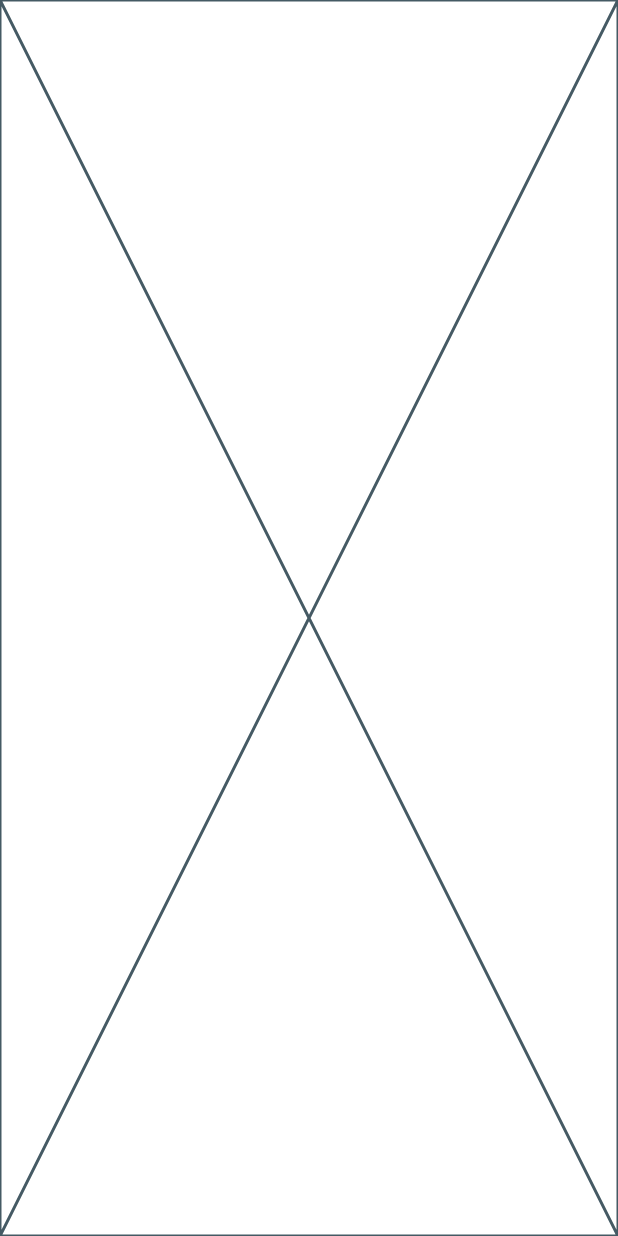
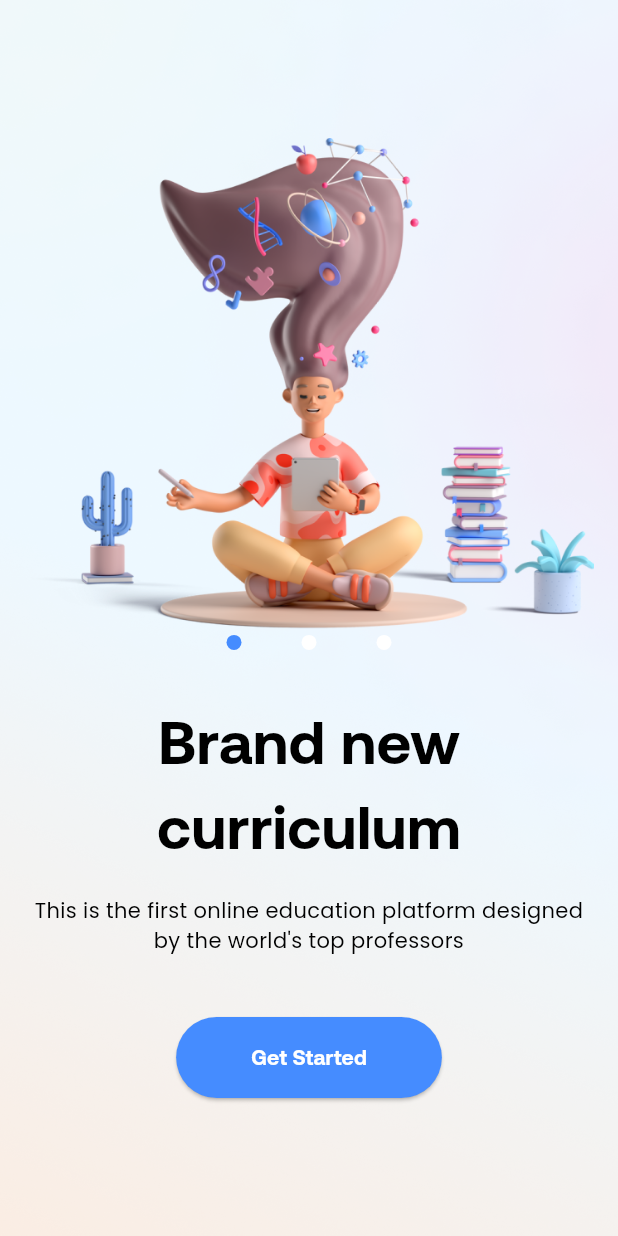
Before and after one commit to jhonessds/education_app, a Flutter app: the screen it shows after launch, on a phone screen of 412 x 824 dp. Run offline on Flutter 3.47's test engine with Material 3 defaults, Android fonts, the phone set to English and light mode, and no system bars; drawn by our look-alikes of smooth_page_indicator; our stand-ins replace bloc, dartz, equatable, flutter_bloc, get_it, lottie and 1 more; project files that could hold a hidden picture were left out.

Commit message:
onboarding ui

```diff
--- /dev/null
+++ b/lib/core/common/widgets/gradient_background.dart
@@ -0,0 +1,26 @@
+import 'package:flutter/material.dart';
+
+class GradientBackground extends StatelessWidget {
+  const GradientBackground({
+    super.key,
+    required this.image,
+    required this.child,
+  });
+
+  final String image;
+  final Widget child;
+
+  @override
+  Widget build(BuildContext context) {
+    return Container(
+      constraints: const BoxConstraints.expand(),
+      decoration: BoxDecoration(
+        image: DecorationImage(
+          image: AssetImage(image),
+          fit: BoxFit.cover,
+        ),
+      ),
+      child: SafeArea(child: child),
+    );
+  }
+}
--- /dev/null
+++ b/lib/core/extensions/context_extension.dart
@@ -0,0 +1,10 @@
+import 'package:flutter/material.dart';
+
+extension ContextExt on BuildContext {
+  ThemeData get theme => Theme.of(this);
+  MediaQueryData get mediaQuery => MediaQuery.of(this);
+
+  Size get size => mediaQuery.size;
+  double get width => size.width;
+  double get height => size.height;
+}
--- a/lib/core/services/routes.dart
+++ b/lib/core/services/routes.dart
@@ -1,11 +1,19 @@
 import 'package:education_app/core/common/views/page_under_construction.dart';
-import 'package:education_app/src/on_boarding/presentation/on_boarding_screen.dart';
+import 'package:education_app/core/services/injection_container.dart';
+import 'package:education_app/src/on_boarding/presentation/cubit/on_boarding_cubit.dart';
+import 'package:education_app/src/on_boarding/presentation/views/on_boarding_view.dart';
 import 'package:flutter/material.dart';
+import 'package:flutter_bloc/flutter_bloc.dart';
 
 Route<dynamic> generateRoute(RouteSettings settings) {
   switch (settings.name) {
-    case OnBoardingScreen.routName:
-      return _pageBuilder((_) => const OnBoardingScreen(), settings: settings);
+    case OnBoardingView.routName:
+      return _pageBuilder(
+          (_) => BlocProvider(
+                create: (context) => sl<OnBoardingCubit>(),
+                child: const OnBoardingView(),
+              ),
+          settings: settings);
     default:
       return _pageBuilder(
         (_) => const PageUnderConstruction(),
--- a/lib/src/on_boarding/data/datasources/on_boarding_datasource.dart
+++ b/lib/src/on_boarding/data/datasources/on_boarding_datasource.dart
@@ -11,7 +11,7 @@ abstract class OnBoardingLocalDataSource {
 const kFirstTimerKey = 'first_timer';
 
 class OnBoardingLocalDataSrcImpl extends OnBoardingLocalDataSource {
-  const OnBoardingLocalDataSrcImpl(this.prefs);
+  const OnBoardingLocalDataSrcImpl({required this.prefs});
 
   final SharedPreferences prefs;
 
--- a/lib/src/on_boarding/domain/entities/page_content.dart
+++ b/lib/src/on_boarding/domain/entities/page_content.dart
@@ -2,14 +2,14 @@ import 'package:education_app/core/res/media_res.dart';
 import 'package:equatable/equatable.dart';
 
 class PageContent extends Equatable {
-  PageContent({
+  const PageContent({
     required this.image,
     required this.title,
     required this.description,
   });
 
   factory PageContent.first() {
-    return PageContent(
+    return const PageContent(
       image: MediaRes.casualReading,
       title: 'Brand new curriculum',
       description: 'This is the first online education platform designed by'
@@ -18,7 +18,7 @@ class PageContent extends Equatable {
   }
 
   factory PageContent.second() {
-    return PageContent(
+    return const PageContent(
       image: MediaRes.casualLife,
       title: 'Brand new atmosphere',
       description: 'This is the first online education platform designed by'
@@ -26,7 +26,7 @@ class PageContent extends Equatable {
     );
   }
   factory PageContent.third() {
-    return PageContent(
+    return const PageContent(
       image: MediaRes.casualMeditationScience,
       title: 'Easy to join the lesson',
       description: 'This is the first online education platform designed by'
--- a/lib/src/on_boarding/presentation/on_boarding_screen.dart
+++ /dev/null
@@ -1,12 +0,0 @@
-import 'package:flutter/material.dart';
-
-class OnBoardingScreen extends StatelessWidget {
-  const OnBoardingScreen({super.key});
-
-  static const routName = '/';
-
-  @override
-  Widget build(BuildContext context) {
-    return const Placeholder();
-  }
-}
--- /dev/null
+++ b/lib/src/on_boarding/presentation/views/on_boarding_view.dart
@@ -0,0 +1,87 @@
+import 'package:education_app/core/common/views/loading_view.dart';
+import 'package:education_app/core/common/widgets/gradient_background.dart';
+import 'package:education_app/core/res/colours.dart';
+import 'package:education_app/core/res/media_res.dart';
+import 'package:education_app/src/on_boarding/domain/entities/page_content.dart';
+import 'package:education_app/src/on_boarding/presentation/cubit/on_boarding_cubit.dart';
+import 'package:education_app/src/on_boarding/presentation/widgets/on_boarding_body.dart';
+import 'package:flutter/material.dart';
+import 'package:flutter_bloc/flutter_bloc.dart';
+import 'package:smooth_page_indicator/smooth_page_indicator.dart';
+
+class OnBoardingView extends StatefulWidget {
+  const OnBoardingView({super.key});
+
+  static const routName = '/';
+
+  @override
+  State<OnBoardingView> createState() => _OnBoardingViewState();
+}
+
+class _OnBoardingViewState extends State<OnBoardingView> {
+  final pageController = PageController();
+  @override
+  void initState() {
+    super.initState();
+    context.read<OnBoardingCubit>().checkIfUserIsFirstTimer();
+  }
+
+  @override
+  Widget build(BuildContext context) {
+    return Scaffold(
+      backgroundColor: Colors.white,
+      body: GradientBackground(
+        image: MediaRes.onBoardingBackground,
+        child: BlocConsumer<OnBoardingCubit, OnBoardingState>(
+          listener: (context, state) {
+            if (state is OnBoardingStatus && !state.isFirstTimer) {
+              Navigator.pushReplacementNamed(context, '/home');
+            } else if (state is UserCached) {
+              //
+            }
+          },
+          builder: (BuildContext context, OnBoardingState state) {
+            if (state is CheckingIfUserIsFirstTimer ||
+                state is CachingFirstTimer) {
+              return const LoadingView();
+            }
+
+            return Stack(
+              children: [
+                PageView(
+                  controller: pageController,
+                  children: [
+                    OnBoardingBody(pageContent: PageContent.first()),
+                    OnBoardingBody(pageContent: PageContent.second()),
+                    OnBoardingBody(pageContent: PageContent.third()),
+                  ],
+                ),
+                Align(
+                  alignment: const Alignment(0, 0.04),
+                  child: SmoothPageIndicator(
+                    controller: pageController,
+                    count: 3,
+                    onDotClicked: (index) {
+                      pageController.animateToPage(
+                        index,
+                        duration: const Duration(milliseconds: 500),
+                        curve: Curves.easeInOut,
+                      );
+                    },
+                    effect: const WormEffect(
+                      dotHeight: 10,
+                      dotWidth: 10,
+                      spacing: 40,
+                      activeDotColor: Colours.primaryColour,
+                      dotColor: Colors.white,
+                    ),
+                  ),
+                ),
+              ],
+            );
+          },
+        ),
+      ),
+    );
+  }
+}
--- /dev/null
+++ b/lib/src/on_boarding/presentation/widgets/on_boarding_body.dart
@@ -0,0 +1,68 @@
+import 'package:education_app/core/extensions/context_extension.dart';
+import 'package:education_app/core/res/colours.dart';
+import 'package:education_app/core/res/fonts.dart';
+import 'package:education_app/src/on_boarding/domain/entities/page_content.dart';
+import 'package:education_app/src/on_boarding/presentation/cubit/on_boarding_cubit.dart';
+import 'package:flutter/material.dart';
+import 'package:flutter_bloc/flutter_bloc.dart';
+
+class OnBoardingBody extends StatelessWidget {
+  const OnBoardingBody({super.key, required this.pageContent});
+  final PageContent pageContent;
+
+  @override
+  Widget build(BuildContext context) {
+    return Column(
+      mainAxisAlignment: MainAxisAlignment.center,
+      children: [
+        Image.asset(
+          pageContent.image,
+          height: context.height * 0.4,
+        ),
+        SizedBox(height: context.height * 0.03),
+        Padding(
+          padding: const EdgeInsets.all(20).copyWith(bottom: 0),
+          child: Column(
+            children: [
+              Text(
+                pageContent.title,
+                textAlign: TextAlign.center,
+                style: const TextStyle(
+                  fontFamily: Fonts.aeonik,
+                  fontSize: 40,
+                  fontWeight: FontWeight.w700,
+                ),
+              ),
+              SizedBox(height: context.height * 0.02),
+              Text(
+                pageContent.description,
+                textAlign: TextAlign.center,
+              ),
+              SizedBox(height: context.height * 0.05),
+              ElevatedButton(
+                onPressed: () {
+                  context.read<OnBoardingCubit>().cacheFirstTimer();
+                },
+                style: ElevatedButton.styleFrom(
+                  padding: const EdgeInsets.symmetric(
+                    horizontal: 50,
+                    vertical: 17,
+                  ),
+                  backgroundColor: Colours.primaryColour,
+                  foregroundColor: Colors.white,
+                ),
+                child: const Text(
+                  'Get Started',
+                  style: TextStyle(
+                    fontFamily: Fonts.aeonik,
+                    fontWeight: FontWeight.bold,
+                  ),
+                ),
+              ),
+            ],
+          ),
+        ),
+      ],
+    );
+  }
+}
```
Also changed, not shown: lib/core/common/views/loading_view.dart (added, +20 -0 lines), lib/core/common/views/page_under_construction.dart (+5 -12 lines), lib/core/services/injection_container.dart (added, +33 -0 lines), lib/main.dart (+6 -1 lines), lib/src/on_boarding/data/repos/on_boarding_repo_impl.dart (+10 -6 lines), 4 other files.
